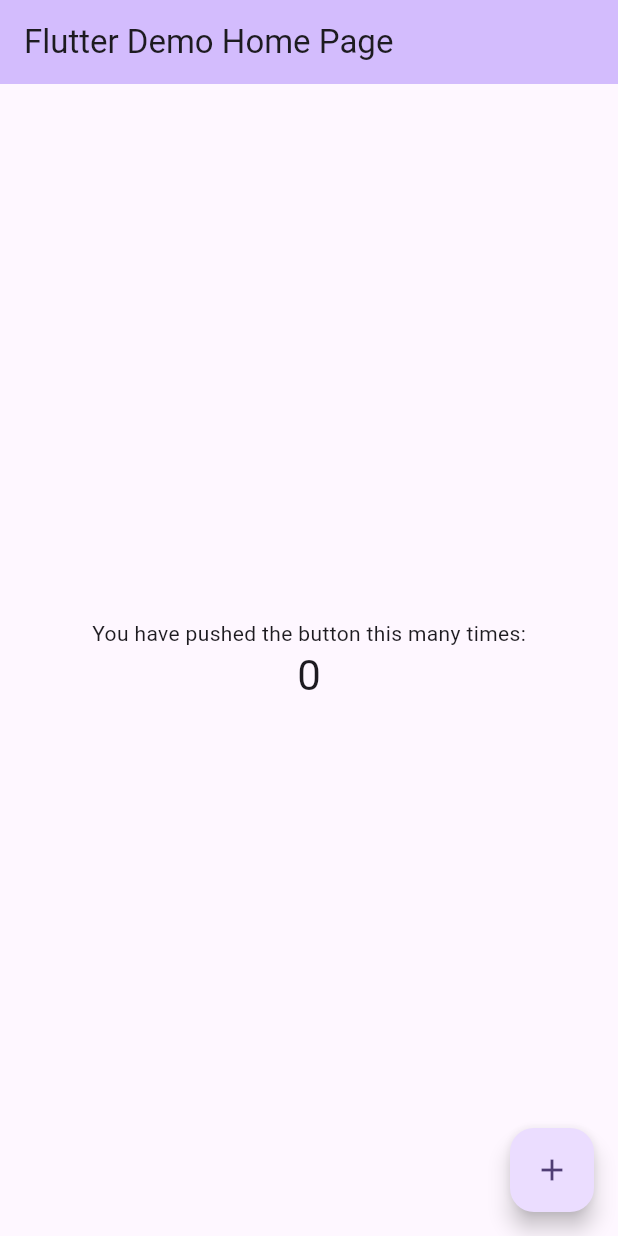
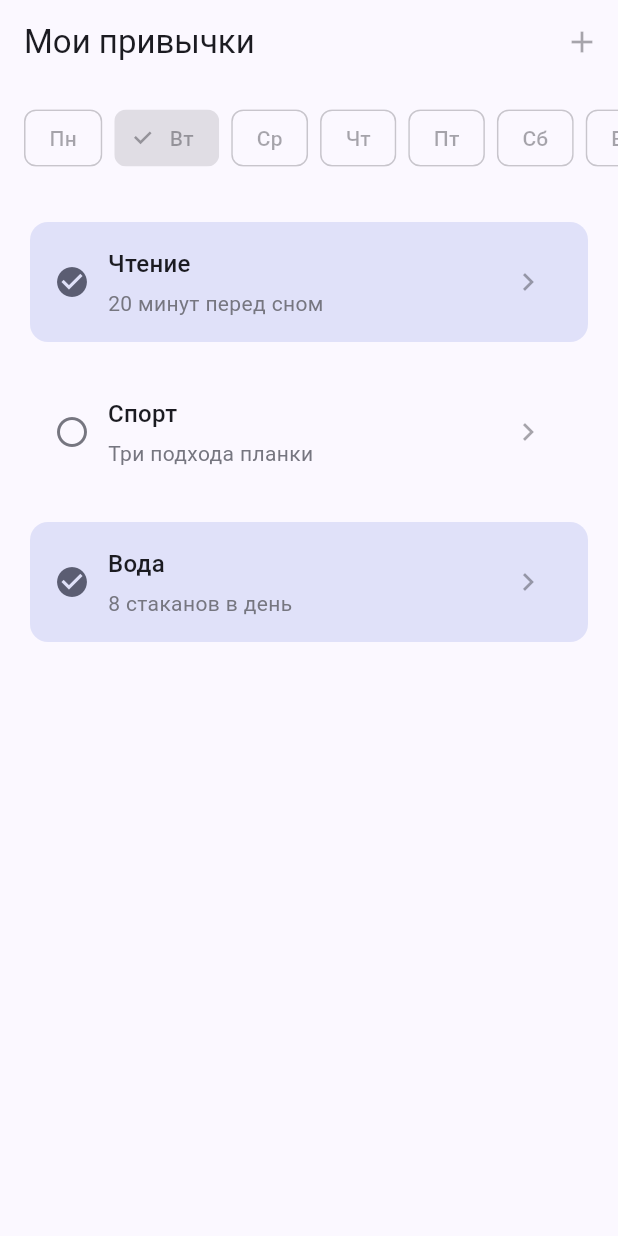
Before and after one commit to zeltay/flutter-labs, a Flutter app: the screen it shows after launch, on a phone screen of 412 x 824 dp. Run offline on Flutter 3.47's test engine with Material 3 defaults, Android fonts, the phone set to English and light mode, and no system bars.

Commit message:
Add UI layouts for LR4

```diff
--- a/my_app/lib/main.dart
+++ b/my_app/lib/main.dart
@@ -1,122 +1,311 @@
 import 'package:flutter/material.dart';
 
 void main() {
-  runApp(const MyApp());
+  runApp(const MainApp());
 }
 
-class MyApp extends StatelessWidget {
-  const MyApp({super.key});
+class MainApp extends StatelessWidget {
+  const MainApp({super.key});
 
-  // This widget is the root of your application.
   @override
   Widget build(BuildContext context) {
     return MaterialApp(
-      title: 'Flutter Demo',
+      title: 'HabitTrack Mini',
+      debugShowCheckedModeBanner: false,
       theme: ThemeData(
-        // This is the theme of your application.
-        //
-        // TRY THIS: Try running your application with "flutter run". You'll see
-        // the application has a purple toolbar. Then, without quitting the app,
-        // try changing the seedColor in the colorScheme below to Colors.green
-        // and then invoke "hot reload" (save your changes or press the "hot
-        // reload" button in a Flutter-supported IDE, or press "r" if you used
-        // the command line to start the app).
-        //
-        // Notice that the counter didn't reset back to zero; the application
-        // state is not lost during the reload. To reset the state, use hot
-        // restart instead.
-        //
-        // This works for code too, not just values: Most code changes can be
-        // tested with just a hot reload.
-        colorScheme: .fromSeed(seedColor: Colors.deepPurple),
+        useMaterial3: true,
+        colorScheme: ColorScheme.fromSeed(seedColor: Colors.indigo),
       ),
-      home: const MyHomePage(title: 'Flutter Demo Home Page'),
+      // Подставьте любой экран вручную при разработке.
+      home: const HabitHomeScreen(),
     );
   }
 }
 
-class MyHomePage extends StatefulWidget {
-  const MyHomePage({super.key, required this.title});
+class HabitHomeScreen extends StatelessWidget {
+  const HabitHomeScreen({super.key});
 
-  // This widget is the home page of your application. It is stateful, meaning
-  // that it has a State object (defined below) that contains fields that affect
-  // how it looks.
-
-  // This class is the configuration for the state. It holds the values (in this
-  // case the title) provided by the parent (in this case the App widget) and
-  // used by the build method of the State. Fields in a Widget subclass are
-  // always marked "final".
-
-  final String title;
-
-  @override
-  State<MyHomePage> createState() => _MyHomePageState();
-}
-
-class _MyHomePageState extends State<MyHomePage> {
-  int _counter = 0;
-
-  void _incrementCounter() {
-    setState(() {
-      // This call to setState tells the Flutter framework that something has
-      // changed in this State, which causes it to rerun the build method below
-      // so that the display can reflect the updated values. If we changed
-      // _counter without calling setState(), then the build method would not be
-      // called again, and so nothing would appear to happen.
-      _counter++;
-    });
-  }
+  static const List<Map<String, String>> mockHabits = [
+    {'title': 'Чтение', 'note': '20 минут перед сном'},
+    {'title': 'Спорт', 'note': 'Три подхода планки'},
+    {'title': 'Вода', 'note': '8 стаканов в день'},
+  ];
 
   @override
   Widget build(BuildContext context) {
-    // This method is rerun every time setState is called, for instance as done
-    // by the _incrementCounter method above.
-    //
-    // The Flutter framework has been optimized to make rerunning build methods
-    // fast, so that you can just rebuild anything that needs updating rather
-    // than having to individually change instances of widgets.
     return Scaffold(
       appBar: AppBar(
-        // TRY THIS: Try changing the color here to a specific color (to
-        // Colors.amber, perhaps?) and trigger a hot reload to see the AppBar
-        // change color while the other colors stay the same.
-        backgroundColor: Theme.of(context).colorScheme.inversePrimary,
-        // Here we take the value from the MyHomePage object that was created by
-        // the App.build method, and use it to set our appbar title.
-        title: Text(widget.title),
+        title: const Text('Мои привычки'),
+        actions: [
+          IconButton(
+            onPressed: null, // Навигация появится в следующей ЛР
+            icon: const Icon(Icons.add),
+            tooltip: 'Добавить привычку',
+          ),
+        ],
       ),
-      body: Center(
-        // Center is a layout widget. It takes a single child and positions it
-        // in the middle of the parent.
-        child: Column(
-          // Column is also a layout widget. It takes a list of children and
-          // arranges them vertically. By default, it sizes itself to fit its
-          // children horizontally, and tries to be as tall as its parent.
-          //
-          // Column has various properties to control how it sizes itself and
-          // how it positions its children. Here we use mainAxisAlignment to
-          // center the children vertically; the main axis here is the vertical
-          // axis because Columns are vertical (the cross axis would be
-          // horizontal).
-          //
-          // TRY THIS: Invoke "debug painting" (choose the "Toggle Debug Paint"
-          // action in the IDE, or press "p" in the console), to see the
-          // wireframe for each widget.
-          mainAxisAlignment: .center,
+      body: Column(
+        crossAxisAlignment: CrossAxisAlignment.start,
+        children: [
+          const _DaySelector(),
+          Expanded(
+            child: ListView.separated(
+              padding: const EdgeInsets.all(16),
+              itemBuilder: (context, index) {
+                final habit = mockHabits[index];
+                return HabitCard(
+                  title: habit['title']!,
+                  note: habit['note']!,
+                  completedToday: index.isEven,
+                );
+              },
+              separatorBuilder: (context, index) => const SizedBox(height: 12),
+              itemCount: mockHabits.length,
+            ),
+          ),
+        ],
+      ),
+    );
+  }
+}
+
+class HabitCard extends StatelessWidget {
+  const HabitCard({
+    super.key,
+    required this.title,
+    required this.note,
+    this.completedToday = false,
+  });
+
+  final String title;
+  final String note;
+  final bool completedToday;
+
+  @override
+  Widget build(BuildContext context) {
+    final colorScheme = Theme.of(context).colorScheme;
+    return Card(
+      elevation: 0,
+      shape: RoundedRectangleBorder(borderRadius: BorderRadius.circular(12)),
+      color: completedToday
+          ? colorScheme.secondaryContainer
+          : colorScheme.surface,
+      child: Padding(
+        padding: const EdgeInsets.all(16),
+        child: Row(
           children: [
-            const Text('You have pushed the button this many times:'),
-            Text(
-              '$_counter',
-              style: Theme.of(context).textTheme.headlineMedium,
+            Icon(
+              completedToday ? Icons.check_circle : Icons.circle_outlined,
+              color: completedToday
+                  ? colorScheme.secondary
+                  : colorScheme.outline,
+            ),
+            const SizedBox(width: 12),
+            Expanded(
+              child: Column(
+                crossAxisAlignment: CrossAxisAlignment.start,
+                children: [
+                  Text(
+                    title,
+                    style: Theme.of(context).textTheme.titleMedium,
+                  ),
+                  const SizedBox(height: 4),
+                  Text(
+                    note,
+                    style: Theme.of(context)
+                        .textTheme
+                        .bodyMedium
+                        ?.copyWith(color: colorScheme.outline),
+                  ),
+                ],
+              ),
+            ),
+            IconButton(
+              onPressed: null, // Перейти в детали/редактирование позже
+              icon: const Icon(Icons.chevron_right),
             ),
           ],
         ),
       ),
-      floatingActionButton: FloatingActionButton(
-        onPressed: _incrementCounter,
-        tooltip: 'Increment',
-        child: const Icon(Icons.add),
+    );
+  }
+}
+
+class _DaySelector extends StatelessWidget {
+  const _DaySelector();
+
+  @override
+  Widget build(BuildContext context) {
+    final days = ['Пн', 'Вт', 'Ср', 'Чт', 'Пт', 'Сб', 'Вс'];
+    return SizedBox(
+      height: 72,
+      child: ListView.separated(
+        padding: const EdgeInsets.symmetric(horizontal: 16, vertical: 12),
+        scrollDirection: Axis.horizontal,
+        itemBuilder: (context, index) {
+          final isToday = index == DateTime.now().weekday - 1;
+          return ChoiceChip(
+            label: Text(days[index]),
+            selected: isToday,
+            onSelected: null, // Логика выбора будет позже
+          );
+        },
+        separatorBuilder: (context, index) => const SizedBox(width: 8),
+        itemCount: days.length,
       ),
     );
   }
 }
+
+class HabitDetailsScreen extends StatelessWidget {
+  const HabitDetailsScreen({super.key});
+
+  @override
+  Widget build(BuildContext context) {
+    final colorScheme = Theme.of(context).colorScheme;
+    return Scaffold(
+      appBar: AppBar(
+        title: const Text('Детали привычки'),
+      ),
+      body: Padding(
+        padding: const EdgeInsets.all(16),
+        child: Column(
+          crossAxisAlignment: CrossAxisAlignment.start,
+          children: [
+            Text('Спорт', style: Theme.of(context).textTheme.headlineSmall),
+            const SizedBox(height: 8),
+            Text(
+              'Цель: 3 раза в неделю',
+              style: Theme.of(context)
+                  .textTheme
+                  .bodyMedium
+                  ?.copyWith(color: colorScheme.outline),
+            ),
+            const SizedBox(height: 16),
+            Text('Прогресс за 7 дней',
+                style: Theme.of(context).textTheme.titleMedium),
+            const SizedBox(height: 8),
+            Wrap(
+              spacing: 8,
+              runSpacing: 8,
+              children: List.generate(
+                7,
+                (index) => _DayChip(
+                  label: 'День ${index + 1}',
+                  done: index.isEven,
+                ),
+              ),
+            ),
+            const SizedBox(height: 24),
+            const Divider(),
+            const SizedBox(height: 16),
+            Text('Мотивация',
+                style: Theme.of(context).textTheme.titleMedium),
+            const SizedBox(height: 8),
+            Container(
+              width: double.infinity,
+              padding: const EdgeInsets.all(16),
+              decoration: BoxDecoration(
+                color: colorScheme.surfaceContainerHighest,
+                borderRadius: BorderRadius.circular(12),
+              ),
+              child: const Text(
+                'Здесь будет цитата с публичного API.\n'
+                'Пока статический текст.',
+              ),
+            ),
+            const Spacer(),
+            SizedBox(
+              width: double.infinity,
+              child: ElevatedButton.icon(
+                onPressed: null, // Будет реализовано в ЛР6
+                icon: const Icon(Icons.auto_awesome),
+                label: const Text('Получить цитату'),
+              ),
+            ),
+          ],
+        ),
+      ),
+    );
+  }
+}
+
+class _DayChip extends StatelessWidget {
+  const _DayChip({required this.label, required this.done});
+
+  final String label;
+  final bool done;
+
+  @override
+  Widget build(BuildContext context) {
+    final colorScheme = Theme.of(context).colorScheme;
+    return Chip(
+      avatar: Icon(
+        done ? Icons.check_circle : Icons.circle_outlined,
+        color: done ? colorScheme.secondary : colorScheme.outline,
+      ),
+      label: Text(label),
+      shape: RoundedRectangleBorder(
+        borderRadius: BorderRadius.circular(12),
+        side: BorderSide(color: colorScheme.outlineVariant),
+      ),
+      backgroundColor:
+          done ? colorScheme.secondaryContainer : colorScheme.surface,
+    );
+  }
+}
+
+class HabitEditScreen extends StatelessWidget {
+  const HabitEditScreen({super.key});
+
+  @override
+  Widget build(BuildContext context) {
+    return Scaffold(
+      appBar: AppBar(
+        title: const Text('Новая привычка'),
+      ),
+      body: SingleChildScrollView(
+        padding: const EdgeInsets.all(16),
+        child: Column(
+          crossAxisAlignment: CrossAxisAlignment.start,
+          children: [
+            TextField(
+              decoration: const InputDecoration(
+                labelText: 'Название',
+                hintText: 'Например, Чтение',
+              ),
+              enabled: true,
+            ),
+            const SizedBox(height: 12),
+            TextField(
+              decoration: const InputDecoration(
+                labelText: 'Частота',
+                hintText: 'Каждый день / 3 раза в неделю',
+              ),
+            ),
+            const SizedBox(height: 12),
+            DropdownButtonFormField<String>(
+              items: const [
+                DropdownMenuItem(value: 'blue', child: Text('Синий')),
+                DropdownMenuItem(value: 'green', child: Text('Зелёный')),
+                DropdownMenuItem(value: 'pink', child: Text('Розовый')),
+              ],
+              onChanged: (_) {},
+              decoration: const InputDecoration(
+                labelText: 'Цвет/иконка',
+              ),
+            ),
+            const SizedBox(height: 24),
+            SizedBox(
+              width: double.infinity,
+              child: ElevatedButton(
+                onPressed: null, // Сохранение будет в ЛР5
+                child: const Text('Сохранить'),
+              ),
+            ),
+          ],
+        ),
+      ),
+    );
+  }
+}
```
Also changed, not shown: 1 other file.
